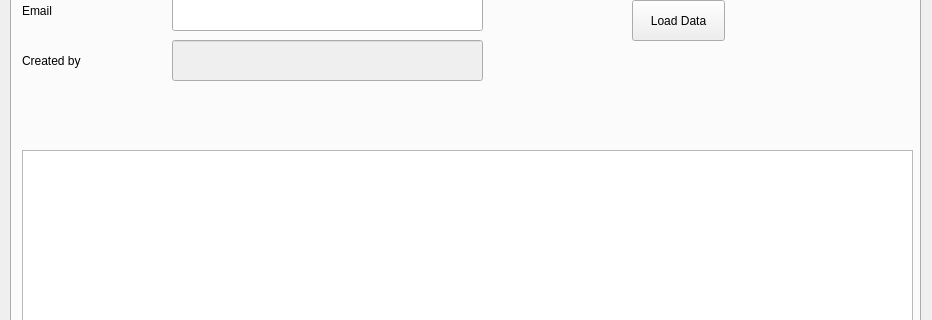
Above: Table.ui from vince0119/Project-Deskstop before the change; both pictures show x 0 to 932 and y 206 to 526 of the 932 by 755 pixel window. Below: the same form after it.
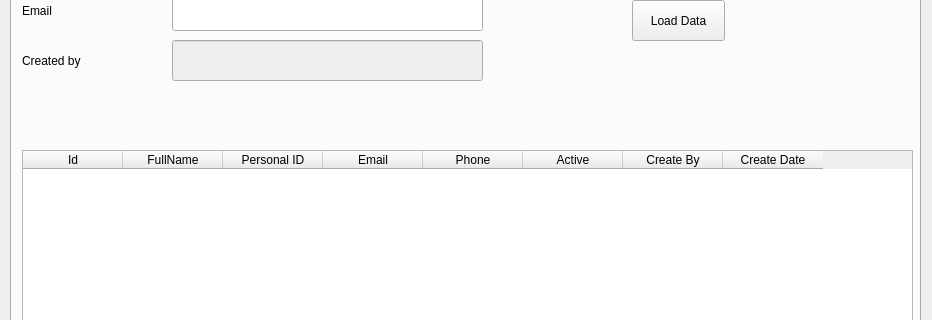
That is the form after the change. The open tabs and pages were chosen to show the change.

```diff
--- a/Table.ui
+++ b/Table.ui
@@ -750,6 +750,46 @@
       <property name="selectionBehavior">
        <enum>QAbstractItemView::SelectRows</enum>
       </property>
+      <column>
+       <property name="text">
+        <string>Id</string>
+       </property>
+      </column>
+      <column>
+       <property name="text">
+        <string>FullName</string>
+       </property>
+      </column>
+      <column>
+       <property name="text">
+        <string>Personal ID</string>
+       </property>
+      </column>
+      <column>
+       <property name="text">
+        <string>Email</string>
+       </property>
+      </column>
+      <column>
+       <property name="text">
+        <string>Phone</string>
+       </property>
+      </column>
+      <column>
+       <property name="text">
+        <string>Active</string>
+       </property>
+      </column>
+      <column>
+       <property name="text">
+        <string>Create By</string>
+       </property>
+      </column>
+      <column>
+       <property name="text">
+        <string>Create Date</string>
+       </property>
+      </column>
      </widget>
      <widget class="QPushButton" name="btnUserDisable">
       <property name="geometry">
```
Left out of the diff: 164 changed lines with no effect on the pictures.
